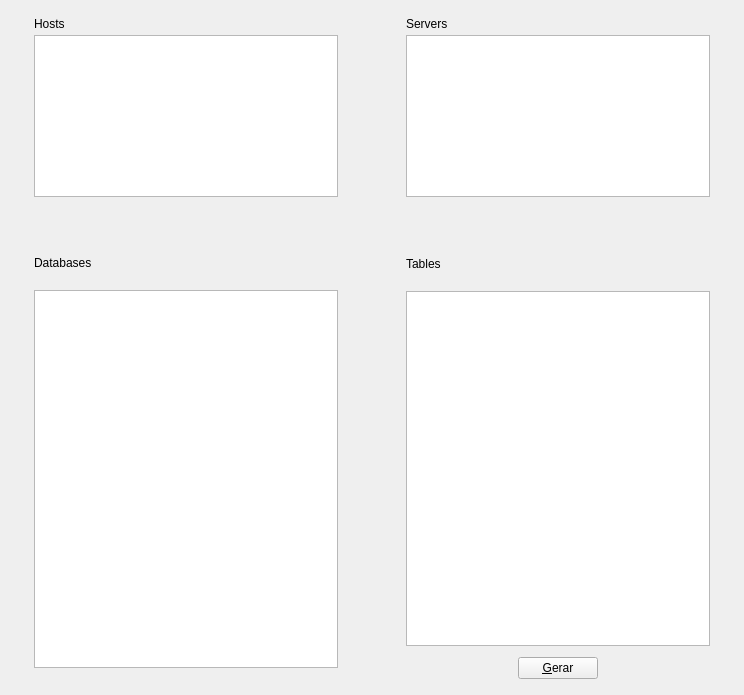
First picture: the form in code/sql/applications/insert_generator/mainwindow.ui, repository rodrigocanellas/tenacitas, before the edit.
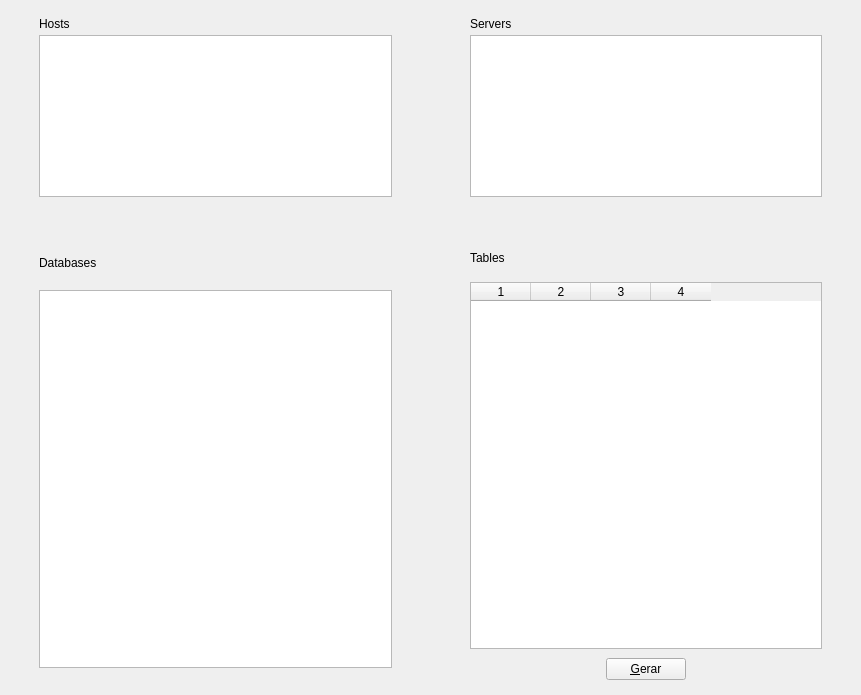
Second picture: the form after the edit. Icons and pictures are not drawn.

```diff
--- a/code/sql/applications/insert_generator/mainwindow.ui
+++ b/code/sql/applications/insert_generator/mainwindow.ui
@@ -6,7 +6,7 @@
    <rect>
     <x>0</x>
     <y>0</y>
-    <width>744</width>
+    <width>861</width>
     <height>695</height>
    </rect>
   </property>
@@ -326,7 +326,7 @@
          </spacer>
         </item>
         <item>
-         <layout class="QVBoxLayout" name="verticalLayout_4" stretch="5,10,65,2,5,3">
+         <layout class="QVBoxLayout" name="verticalLayout_4" stretch="5,10,75,2,5,3">
           <item>
            <spacer name="verticalSpacer_7">
             <property name="orientation">
@@ -365,7 +365,21 @@
            </layout>
           </item>
           <item>
-           <widget class="QListWidget" name="lstTables"/>
+           <widget class="QTableWidget" name="tblTables">
+            <property name="columnCount">
+             <number>4</number>
+            </property>
+            <attribute name="horizontalHeaderDefaultSectionSize">
+             <number>60</number>
+            </attribute>
+            <attribute name="verticalHeaderVisible">
+             <bool>false</bool>
+            </attribute>
+            <column/>
+            <column/>
+            <column/>
+            <column/>
+           </widget>
           </item>
           <item>
            <spacer name="verticalSpacer_9">
```
